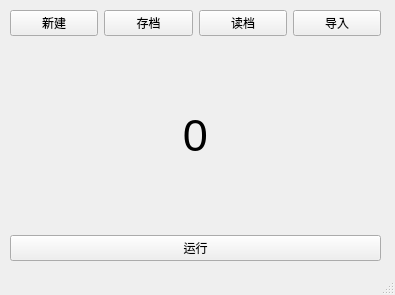
Before: the Qt Designer form mainwindow.ui in ShizuhaAki/project-chtholly-qt, drawn with Qt 5.
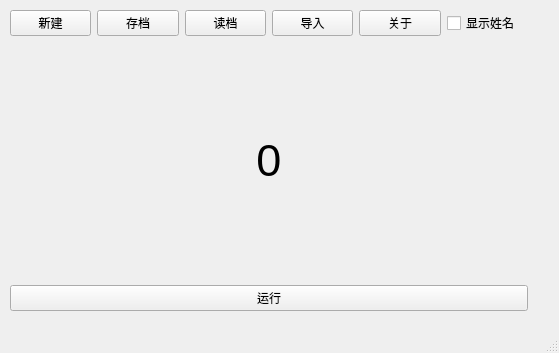
After: the same form once the commit is applied.

Commit message: feat: Basic features completed

```diff
--- a/mainwindow.ui
+++ b/mainwindow.ui
@@ -6,22 +6,10 @@
    <rect>
     <x>0</x>
     <y>0</y>
-    <width>395</width>
-    <height>295</height>
+    <width>559</width>
+    <height>353</height>
    </rect>
   </property>
-  <property name="minimumSize">
-   <size>
-    <width>395</width>
-    <height>295</height>
-   </size>
-  </property>
-  <property name="maximumSize">
-   <size>
-    <width>395</width>
-    <height>295</height>
-   </size>
-  </property>
   <property name="windowTitle">
    <string>MainWindow</string>
   </property>
@@ -31,10 +19,12 @@
      <rect>
       <x>10</x>
       <y>10</y>
-      <width>371</width>
-      <height>251</height>
+      <width>518</width>
+      <height>301</height>
      </rect>
     </property>
+    <layout class="QVBoxLayout" name="verticalLayout_3">
+     <item>
     <layout class="QVBoxLayout" name="verticalLayout">
      <item>
       <layout class="QHBoxLayout" name="horizontalLayout">
@@ -66,6 +56,20 @@
          </property>
         </widget>
        </item>
+         <item>
+          <widget class="QPushButton" name="pushButton_about">
+           <property name="text">
+            <string>关于</string>
+           </property>
+          </widget>
+         </item>
+         <item>
+          <widget class="QCheckBox" name="checkBox">
+           <property name="text">
+            <string>显示姓名</string>
+           </property>
+          </widget>
+         </item>
       </layout>
      </item>
      <item>
@@ -84,11 +88,17 @@
       </widget>
      </item>
      <item>
+        <layout class="QHBoxLayout" name="horizontalLayout_2">
+         <item>
       <widget class="QPushButton" name="pushButton">
        <property name="text">
         <string>运行</string>
        </property>
       </widget>
+         </item>
+        </layout>
+       </item>
+      </layout>
      </item>
     </layout>
    </widget>
```
Left out of the diff: 3 changed lines with no effect on the pictures. Lines whose indentation alone changed are shown as unchanged. The commit also changes 2 other files.
